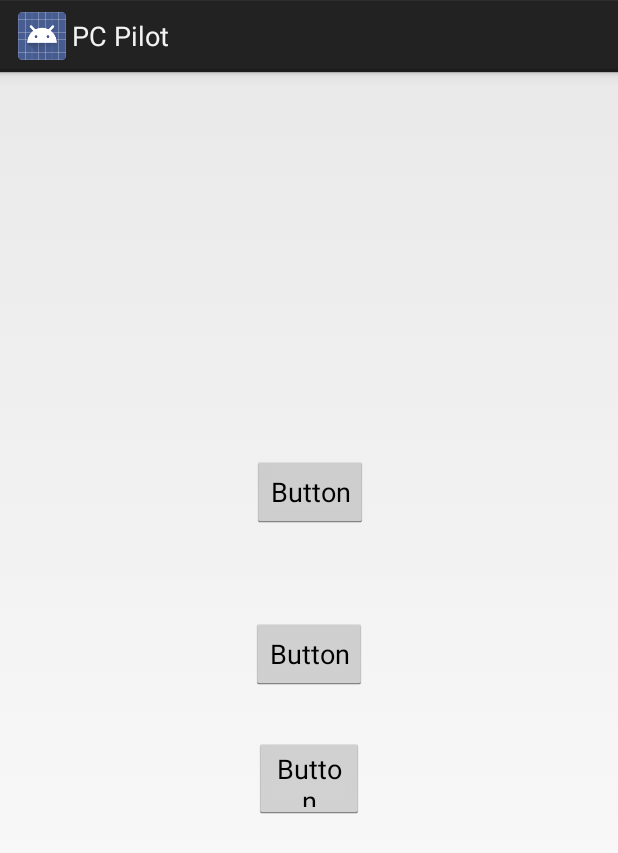
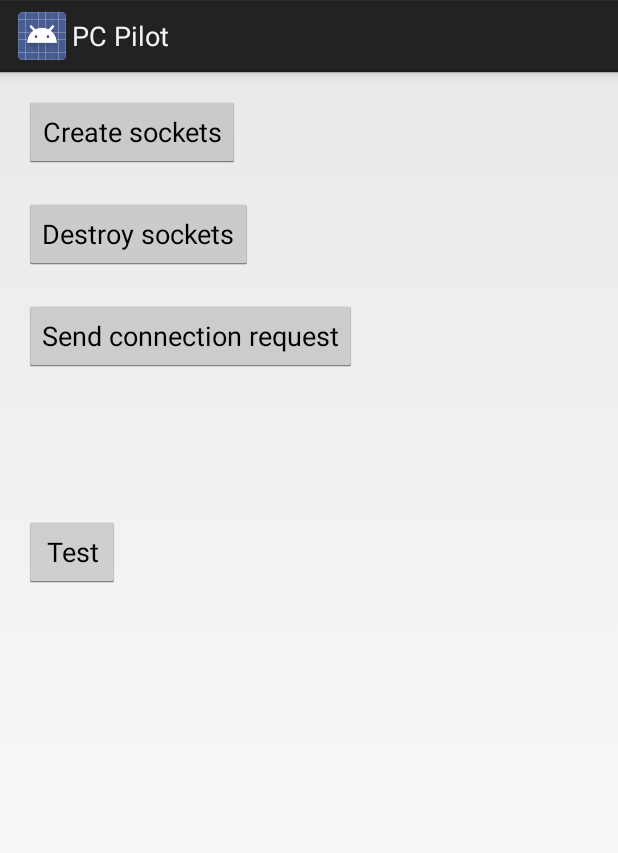
Before and after one commit to DziubanMaciej/PC-pilot, an Android app: the screen it shows after launch (MainActivity), on a phone screen of 412 x 824 dp. Shown: the top 853 px of the screen. Run offline under Robolectric (Android 15) with nearby library versions, the phone set to English and light mode, and no system bars.

Commit message:
[client] Cleanup, add some logging

```diff
--- a/client/app/src/main/kotlin/com/paijan/pcpilot/background_worker/Processor.kt
+++ b/client/app/src/main/kotlin/com/paijan/pcpilot/background_worker/Processor.kt
@@ -19,7 +19,7 @@ class Processor(
         when (message.getType()) {
             ClientMessage.Type.KeepAlive -> {
                 // TODO validate client IP
-                connectionManager.notifyKeepAlive(message.address!!)
+                connectionManager.notifyKeepAlive(message.address)
             }
             else -> {
                 Log.w("Processor", "Unknown message, ignoring")
--- a/client/app/src/main/kotlin/com/paijan/pcpilot/background_worker/Receiver.kt
+++ b/client/app/src/main/kotlin/com/paijan/pcpilot/background_worker/Receiver.kt
@@ -1,5 +1,6 @@
 package com.paijan.pcpilot.background_worker
 
+import android.util.Log
 import com.paijan.pcpilot.communication.ClientMessage
 import java.net.DatagramPacket
 import java.net.DatagramSocket
@@ -18,7 +19,9 @@ class Receiver(
         if (Thread.interrupted()) throw InterruptedException()
 
         socket.receive(packet)
+        Log.i("Receiver", "Received packet")
         for (message in ClientMessage.fromBytes(packet.data, packet.length, packet.socketAddress as InetSocketAddress)) {
+            Log.i("Receiver", "Received message with type=" + message.getType()?.value)
             receivedMessages.add(message) // may throw
         }
     }
--- a/client/app/src/main/res/layout/activity_main.xml
+++ b/client/app/src/main/res/layout/activity_main.xml
@@ -10,12 +10,10 @@
         android:id="@+id/button1"
         android:layout_width="wrap_content"
         android:layout_height="wrap_content"
-        android:onClick="onClick2"
-
-        android:text="Button"
-        app:layout_constraintBottom_toBottomOf="parent"
-        app:layout_constraintEnd_toEndOf="parent"
-        app:layout_constraintHorizontal_bias="0.5"
+        android:layout_marginStart="16dp"
+        android:layout_marginTop="16dp"
+        android:onClick="onCreateSocket"
+        android:text="Create sockets"
         app:layout_constraintStart_toStartOf="parent"
         app:layout_constraintTop_toTopOf="parent" />
 
@@ -23,23 +21,31 @@
         android:id="@+id/button2"
         android:layout_width="wrap_content"
         android:layout_height="wrap_content"
-        android:layout_marginBottom="60dp"
-        android:onClick="onClick1"
-        android:text="Button"
-        app:layout_constraintBottom_toTopOf="@+id/button1"
-        app:layout_constraintEnd_toEndOf="parent"
-        app:layout_constraintHorizontal_bias="0.501"
-        app:layout_constraintStart_toStartOf="parent" />
+        android:layout_marginStart="16dp"
+        android:layout_marginTop="20dp"
+        android:onClick="onDestroySocket"
+        android:text="Destroy sockets"
+        app:layout_constraintStart_toStartOf="parent"
+        app:layout_constraintTop_toBottomOf="@+id/button1" />
 
     <Button
         android:id="@+id/button3"
-        android:layout_width="73dp"
-        android:layout_height="54dp"
-        android:layout_marginTop="32dp"
-        android:onClick="onClick3"
-        android:text="Button"
-        app:layout_constraintEnd_toEndOf="parent"
-        app:layout_constraintHorizontal_bias="0.5"
+        android:layout_width="wrap_content"
+        android:layout_height="wrap_content"
+        android:layout_marginStart="16dp"
+        android:layout_marginTop="20dp"
+        android:onClick="onSendConnectionRequest"
+        android:text="Send connection request"
         app:layout_constraintStart_toStartOf="parent"
-        app:layout_constraintTop_toBottomOf="@+id/button1" />
+        app:layout_constraintTop_toBottomOf="@+id/button2" />
+
+    <Button
+        android:id="@+id/button4"
+        android:layout_width="wrap_content"
+        android:layout_height="wrap_content"
+        android:layout_marginStart="16dp"
+        android:layout_marginTop="96dp"
+        android:text="Test"
+        app:layout_constraintStart_toStartOf="parent"
+        app:layout_constraintTop_toBottomOf="@+id/button3" />
 </android.support.constraint.ConstraintLayout>
```
Also changed, not shown: client/app/src/main/kotlin/com/paijan/pcpilot/MainActivity.kt (+8 -9 lines), client/app/src/main/kotlin/com/paijan/pcpilot/SocketEstablisher.kt (+5 -5 lines), client/app/src/main/kotlin/com/paijan/pcpilot/background_worker/Transmitter.kt (+7 -3 lines), client/app/src/main/kotlin/com/paijan/pcpilot/connection_manager/DefaultConnectionManager.kt (+9 -4 lines).
